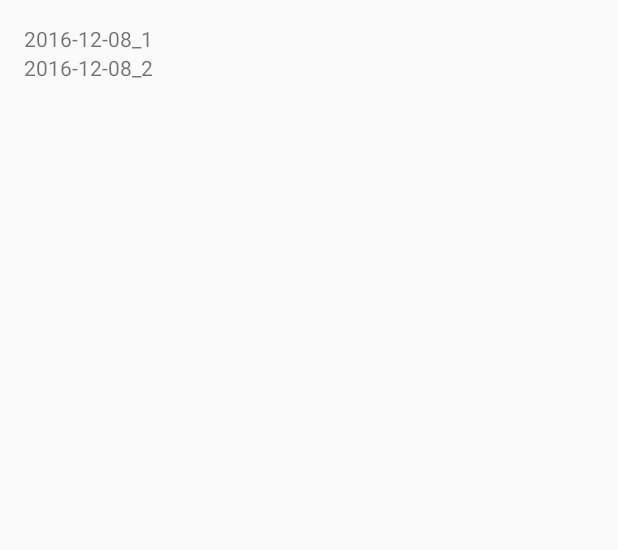
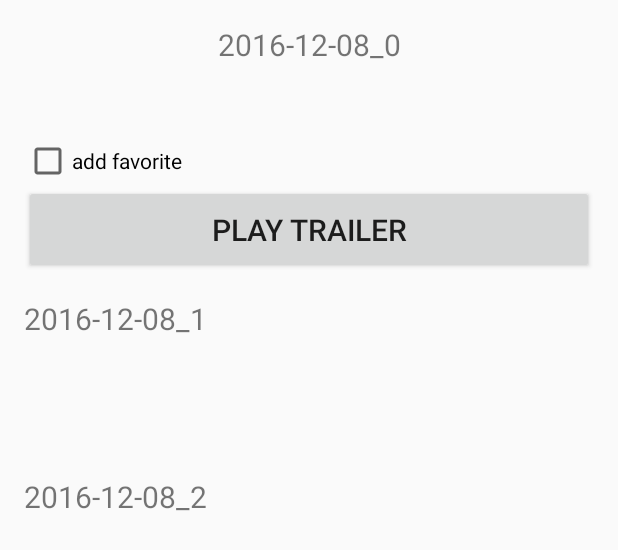
Before and after one commit to yukun1992/PopularMovie, an Android app: the layout activity_detail.xml on its own in the app's theme, with its tools: preview values and no code run, on a phone screen of 412 x 824 dp. Shown: the top 550 px of the screen. Run offline under Robolectric (Android 15) with nearby library versions, the phone set to English and light mode, and no system bars.

Commit message:
new version

```diff
--- a/app/build.gradle
+++ b/app/build.gradle
@@ -1,6 +1,7 @@
 
 
 apply plugin: 'com.android.application'
+apply plugin: 'android-apt'
 
 
 android {
@@ -38,5 +39,8 @@ dependencies {
     compile 'com.android.support:support-v4:24.2.1'
     compile 'com.squareup.picasso:picasso:2.5.2'
 
+    compile 'com.jakewharton:butterknife:8.4.0'
+    apt 'com.jakewharton:butterknife-compiler:8.4.0'
+
     testCompile 'junit:junit:4.12'
 }
--- a/app/src/main/res/layout/activity_detail.xml
+++ b/app/src/main/res/layout/activity_detail.xml
@@ -15,21 +15,63 @@
         android:paddingTop="@dimen/activity_vertical_margin"
         tools:context="com.example.android.popularmovies.DetailActivity">
 
+        <TextView
+            android:id="@+id/detail_textView_title"
+            style="@style/TextView"
+            android:gravity="center"
+            android:paddingBottom="@dimen/activity_vertical_margin"
+            android:textAllCaps="true"
+            tools:text="2016-12-08_0" />
+
+
         <ImageView
             android:id="@+id/detail_imageView"
             android:layout_width="match_parent"
-            android:layout_height="match_parent" />
+            android:layout_height="match_parent"
+            android:paddingBottom="@dimen/activity_vertical_margin"
+            android:paddingTop="@dimen/activity_vertical_margin" />
+
+        <CheckBox
+            android:id="@+id/add_favorite"
+            android:text="@string/add_favorite"
+            android:layout_width="match_parent"
+            android:onClick="add_favorite"
+            android:layout_height="wrap_content" />
+
+        <Button
+            android:id="@+id/play_trailer"
+            android:paddingBottom="@dimen/activity_vertical_margin"
+            android:paddingTop="@dimen/activity_vertical_margin"
+            android:text="@string/play_trailer"
+            android:onClick="play_trailer"
+            style="@style/TextView" />
+
 
         <TextView
             android:id="@+id/detail_textView_release_date"
-            android:layout_width="match_parent"
-            android:layout_height="wrap_content"
-            tools:text="2016-12-08_1"/>
+            style="@style/TextView"
+            android:paddingBottom="@dimen/activity_vertical_margin"
+            android:paddingTop="@dimen/activity_vertical_margin"
+            tools:text="2016-12-08_1" />
+
+        <TextView
+            android:id="@+id/detail_vote_average"
+            style="@style/TextView"
+            android:paddingBottom="@dimen/activity_vertical_margin"
+            android:paddingTop="@dimen/activity_vertical_margin" />
+
         <TextView
             android:id="@+id/detail_textView_overview"
-            android:layout_width="match_parent"
-            android:layout_height="wrap_content"
-            tools:text="2016-12-08_2"/>
+            style="@style/TextView"
+            android:paddingBottom="@dimen/activity_vertical_margin"
+            android:paddingTop="@dimen/activity_vertical_margin"
+            tools:text="2016-12-08_2" />
+
+        <TextView
+            android:id="@+id/detail_textView_comment"
+            android:paddingTop="@dimen/activity_vertical_margin"
+            style="@style/TextView"
+             />
 
     </LinearLayout>
 </ScrollView>
--- a/app/src/main/res/menu/main.xml
+++ b/app/src/main/res/menu/main.xml
@@ -1,5 +1,6 @@
 <?xml version="1.0" encoding="utf-8"?>
-<menu xmlns:android="http://schemas.android.com/apk/res/android"
+<menu
+    xmlns:android="http://schemas.android.com/apk/res/android"
     xmlns:app="http://schemas.android.com/apk/res-auto"
     xmlns:tools="http://schemas.android.com/tools"
     tools:context=".MainActivity">
@@ -11,5 +12,4 @@
         android:title="@string/action_settings"
         app:showAsAction="never" />
 
-
 </menu>
--- a/app/src/main/res/values/arrays.xml
+++ b/app/src/main/res/values/arrays.xml
@@ -3,11 +3,14 @@
     <string-array name="settings_order_by_labels">
         <item>@string/settings_order_by_rate_label</item>
         <item>@string/settings_order_by_most_recent_label</item>
+        <item>@string/settings_order_by_favorite_movie_label</item>
     </string-array>
 
     <string-array name="settings_order_by_values">
         <item>@string/settings_order_by_rate_value</item>
         <item>@string/settings_order_by_most_recent_value</item>
+        <item>@string/settings_order_by_favorite_movie_value</item>
     </string-array>
 
+
 </resources>
--- a/app/src/main/res/values/strings.xml
+++ b/app/src/main/res/values/strings.xml
@@ -26,4 +26,11 @@
     <string name="settings_order_by_most_recent_label">Popular</string>
     <string name="settings_order_by_most_recent_value" translatable="false">popular</string>
 
+    <string name="settings_order_by_favorite_movie_label">Favorite_Movie</string>
+    <string name="settings_order_by_favorite_movie_value" translatable="false">favorite_movie</string>
+
+    <string name="add_favorite">add favorite</string>
+    <string name="show_favorite_movie">Favorite_Movie</string>
+    <string name="play_trailer">Play Trailer</string>
+
 </resources>
--- a/app/src/main/res/values/styles.xml
+++ b/app/src/main/res/values/styles.xml
@@ -8,4 +8,10 @@
         <item name="colorAccent">@color/colorAccent</item>
     </style>
 
+    <style name="TextView">
+        <item name="android:textSize">20sp</item>
+        <item name="android:layout_width">match_parent</item>
+        <item name="android:layout_height">wrap_content</item>
+    </style>
+
 </resources>
```
Also changed, not shown: app/src/main/java/com/example/android/popularmovies/DetailActivity.java (+92 -10 lines), app/src/main/java/com/example/android/popularmovies/MainActivity.java (+11 -6 lines), app/src/main/java/com/example/android/popularmovies/MovieInfo.java (+98 -1 lines), app/src/main/java/com/example/android/popularmovies/QueryUtils.java (+125 -5 lines), build.gradle (+9 -1 lines).
